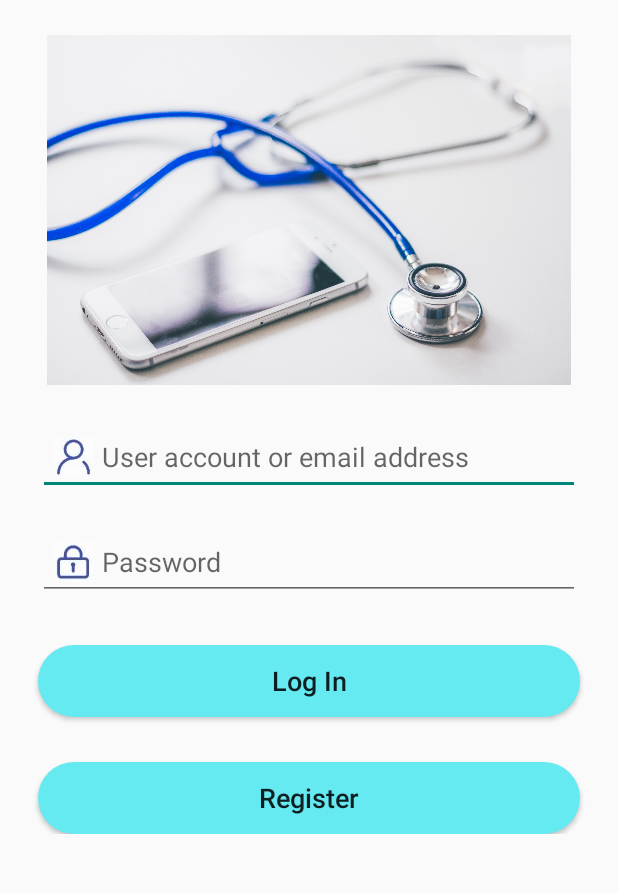
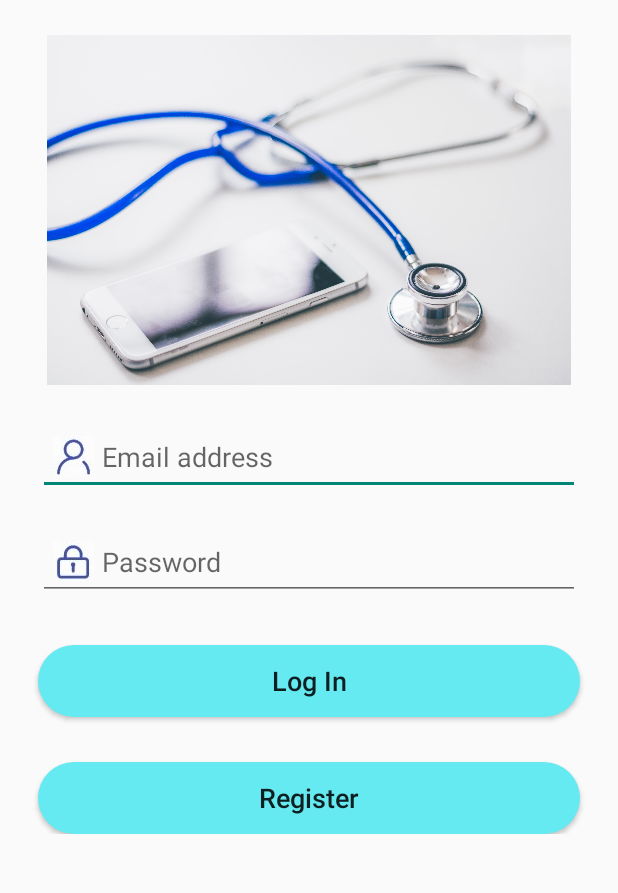
Before and after one commit to ArthurLhy/DigitalDoctor, an Android app: the screen it shows after launch (LoginActivity), on a phone screen of 412 x 824 dp, the part 151-1044 px from its top. Run offline under Robolectric (Android 15) with nearby library versions, the phone set to English and light mode, and no system bars; our stand-ins replace Firebase (no records; nobody signed in at launch, a user with empty details on screens opened directly), navigation-ui.

Commit message:
UI change, email address
Change User account to email address

```diff
--- a/app/src/main/res/layout/activity_login.xml
+++ b/app/src/main/res/layout/activity_login.xml
@@ -54,7 +54,7 @@
                 android:layout_marginRight="10dp"
                 android:drawableLeft="@drawable/icon_user"
                 android:drawablePadding="5dp"
-                android:hint="@string/user_account_or_email_address"
+                android:hint="@string/email_address"
                 android:maxLines="1"
                 android:paddingLeft="10dp"
                 android:paddingRight="40dp"
--- a/app/src/main/res/values/strings.xml
+++ b/app/src/main/res/values/strings.xml
@@ -13,7 +13,7 @@
     <!-- String used for Login    -->
     <string name="digital_doctor">Digital Doctor</string>
     <string name="password">Password</string>
-    <string name="user_account_or_email_address">User account or email address</string>
+    <string name="email_address">Email address</string>
     <string name="login">Log In</string>
     <string name="register">Register</string>
 
```
